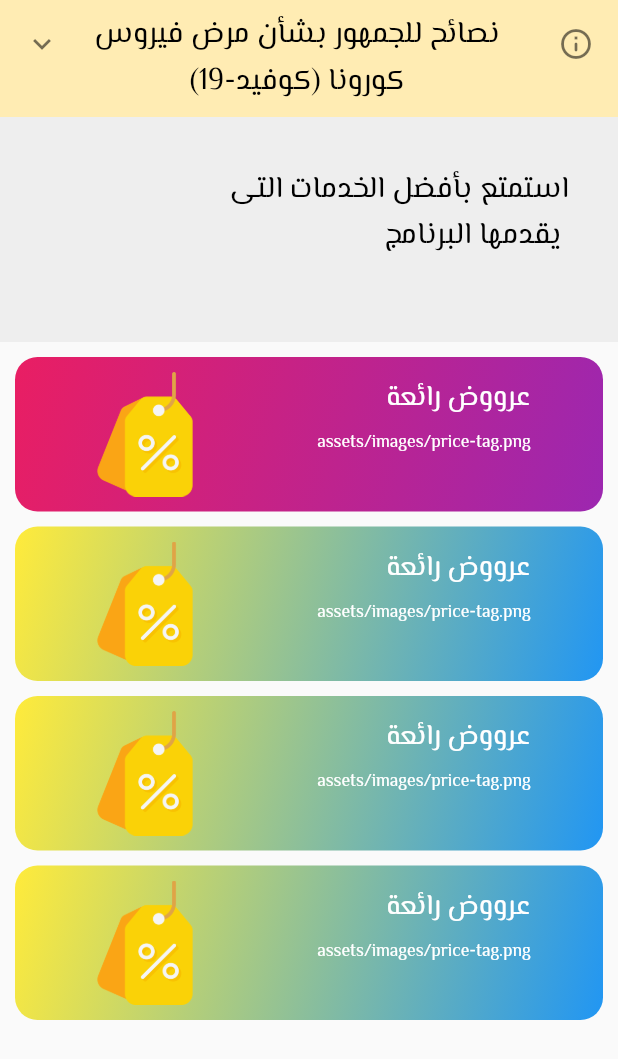
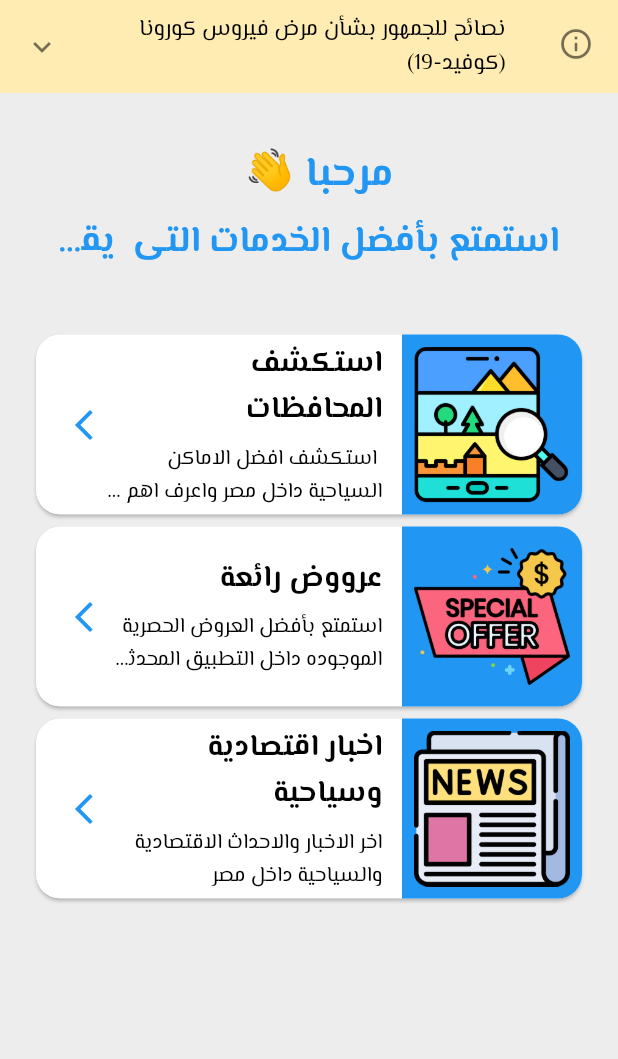
Before and after one commit to ihumzawi/egy_tour_guide, a Flutter app: the MainScreen screen opened directly, on a phone screen of 412 x 824 dp. Shown: the top 1059 px of the screen. Run offline on Flutter 3.47's test engine with Material 2 defaults, Android fonts, the phone set to English and light mode, and no system bars; our stand-ins replace awesome_dialog, cloud_firestore, firebase_auth, firebase_core, firebase_storage, image_cropper and 1 more; accounts and stored records are empty; network calls fail.

Commit message:
save project 1

```diff
--- /dev/null
+++ b/lib/constant/constant.dart
@@ -0,0 +1,6 @@
+import 'package:flutter/material.dart';
+
+class Constant{
+
+  static const  Color bgColor =  Color.fromARGB(255, 237,237,237) ;
+}
--- a/lib/main.dart
+++ b/lib/main.dart
@@ -1,6 +1,7 @@
 import 'package:egy_tour_guide/screens/auth/forget_password.dart';
 import 'package:egy_tour_guide/screens/covermorate/covernorate_guide.dart';
-import 'package:egy_tour_guide/root.dart';
+import 'package:egy_tour_guide/layout.dart';
+import 'package:egy_tour_guide/screens/covermorate/covernorate_screen.dart';
 import 'package:egy_tour_guide/screens/screens.dart';
 import 'package:firebase_auth/firebase_auth.dart';
 import 'package:flutter/material.dart';
@@ -70,6 +71,7 @@ class MyApp extends StatelessWidget {
         HomeScreen.covernorateRoute : (context)=> const HomeScreen(),
         ForgetPassword.forgetPaswword : (context) => ForgetPassword(),
         CovernorateGuide.covernorateRoute : (context) => CovernorateGuide(),
+        CovernorateScreen.covernorateRoute : (context) =>const CovernorateScreen()
       } ,
     );
   }
--- a/lib/screens/auth/forget_password.dart
+++ b/lib/screens/auth/forget_password.dart
@@ -1,7 +1,7 @@
 // ignore_for_file: prefer_typing_uninitialized_variables
 
 import 'package:awesome_dialog/awesome_dialog.dart';
-import 'package:egy_tour_guide/root.dart';
+import 'package:egy_tour_guide/layout.dart';
 import 'package:egy_tour_guide/screens/screens.dart';
 import 'package:firebase_auth/firebase_auth.dart';
 import 'package:flutter/material.dart';
--- a/lib/screens/auth/welcome_screen.dart
+++ b/lib/screens/auth/welcome_screen.dart
@@ -2,7 +2,7 @@
 
 import 'package:awesome_dialog/awesome_dialog.dart';
 import 'package:egy_tour_guide/screens/auth/forget_password.dart';
-import 'package:egy_tour_guide/root.dart';
+import 'package:egy_tour_guide/layout.dart';
 import 'package:egy_tour_guide/screens/screens.dart';
 import 'package:firebase_auth/firebase_auth.dart';
 import 'package:flutter/material.dart';
--- a/lib/screens/covermorate/covernorate_screen.dart
+++ b/lib/screens/covermorate/covernorate_screen.dart
@@ -6,6 +6,7 @@ import 'package:flutter/material.dart';
 import '../../app_data.dart';
 
 class CovernorateScreen extends StatefulWidget {
+  static const covernorateRoute = '/CovernorateScreen';
   const CovernorateScreen({
     Key? key,
   }) : super(key: key);
--- a/lib/screens/home/home_screen.dart
+++ b/lib/screens/home/home_screen.dart
@@ -1,25 +1,72 @@
+import 'package:cloud_firestore/cloud_firestore.dart';
+import 'package:egy_tour_guide/constant/constant.dart';
+import 'package:egy_tour_guide/screens/covermorate/covernorate_screen.dart';
 import 'package:egy_tour_guide/widgets/kExpansionTile.dart';
 import 'package:egy_tour_guide/widgets/my_bullet.dart';
 import 'package:egy_tour_guide/widgets/my_text.dart';
+import 'package:firebase_auth/firebase_auth.dart';
 import 'package:flutter/material.dart';
 import 'package:egy_tour_guide/widgets/main_wedgets/cat_card.dart';
 
 class MainScreen extends StatefulWidget {
-  const MainScreen({Key? key}) : super(key: key);
+
+   MainScreen({Key? key}) : super(key: key);
+String name = '';
+
 
   @override
   _MainScreenState createState() => _MainScreenState();
 }
 
 class _MainScreenState extends State<MainScreen> {
+final _auth = FirebaseAuth.instance;
+  bool _isLoding = false;
+
+  String name = '';
+  String imageUrl = '';
+  bool _isSameUser = false;
+  @override
+  void initState() {
+    super.initState();
+    getUserData();
+  }
+
+  void getUserData() async {
+    _isLoding = true;
+    try {
+      final DocumentSnapshot userDoc = await FirebaseFirestore.instance
+          .collection('users')
+          .doc(_auth.currentUser!.uid)
+          .get();
+      // ignore: unnecessary_null_comparison
+      if (userDoc == null) {
+        return;
+      } else {
+        setState(() {
+          name = userDoc.get('name');
+          imageUrl = userDoc.get('userImageURL');
+
+        });
+        User? user = _auth.currentUser;
+        String _uid = user!.uid;
+      }
+    } catch (err) {
+      print('------------------errer ------------');
+    } finally {
+      setState(() {
+        _isLoding = false ;
+      });
+    }
+  }
   @override
   Widget build(BuildContext context) {
     return Scaffold(
+      backgroundColor: Constant.bgColor,
       body: SingleChildScrollView(
         child: Column(
           children: [
             Container(
-              color: Colors.amber[100],
+              color:  Constant.bgColor,
               child: KExpansionTile(
                 titel: 'نصائح للجمهور بشأن مرض فيروس كورونا (كوفيد-19)',
                 buiiets: [
@@ -46,48 +93,63 @@ class _MainScreenState extends State<MainScreen> {
               ),
             ),
             Container(
-              child: const Padding(
-                padding: EdgeInsets.all(30),
-                child: MyText(
-                  title: 'استمتع بأفضل الخدمات التى \n يقدمها البرنامج ',
-                  textAlign: TextAlign.start,
+              child:  Padding(
+                padding: const EdgeInsets.all(30),
+                child: Column(
+                  children:  [
+                     MyText(
+                      title:   'مرحبا 👋 ${name.toString()} ',
+                      textAlign: TextAlign.start,
+                      fontSize: 27,
+                      color: Colors.blue,
+                        fontWeight: FontWeight.bold,
+                    ),
+                     const MyText(
+                      title: ' استمتع بأفضل الخدمات التى  يقدمها البرنامج ',
+                      textAlign: TextAlign.start,
+                      fontSize: 24,
+                      lines: 1,
+                      color: Colors.blue,
+                        fontWeight: FontWeight.bold,
+                    ),
+                  ],
                 ),
               ),
-              height: 150,
+
               width: double.infinity,
-              decoration: BoxDecoration(
-                color: Colors.grey[200],
+              decoration: const BoxDecoration(
+                color: Constant.bgColor,
               ),
             ),
             const SizedBox(
               height: 5,
             ),
             CatCard(
-              title: 'عرووض رائعة',
-              supTitle: 'assets/images/price-tag.png',
-              photoPath: 'assets/images/price-tag.png',
+              title: 'استكشف المحافظات',
+              supTitle: ' استكشف افضل الاماكن السياحية داخل مصر واعرف اهم الماكن المجاورة لمنطقتك',
+              photoPath: "assets/images/exploration.png",
+              onTap: (){
+ Navigator.of(context)
+                    .pushReplacementNamed(CovernorateScreen.covernorateRoute);
+              },
             ),
             CatCard(
               title: 'عرووض رائعة',
-              supTitle: 'assets/images/price-tag.png',
-              photoPath: 'assets/images/price-tag.png',
+              supTitle: 'استمتع بأفضل العروض الحصرية الموجوده داخل التطبيق المحدثة بشكل دائم',
+              photoPath:  "assets/images/offers.png",
               btomColor: Colors.blue,
               topColor: Colors.yellow,
+               onTap: (){},
             ),
             CatCard(
-              title: 'عرووض رائعة',
-              supTitle: 'assets/images/price-tag.png',
-              photoPath: 'assets/images/price-tag.png',
+              title: 'اخبار اقتصادية وسياحية',
+              supTitle: 'اخر الاخبار والاحداث الاقتصادية والسياحية داخل مصر',
+              photoPath:"assets/images/news.png",
               btomColor: Colors.blue,
               topColor: Colors.yellow,
+               onTap: (){},
             ),
-            CatCard(
-              title: 'عرووض رائعة',
-              supTitle: 'assets/images/price-tag.png',
-              photoPath: 'assets/images/price-tag.png',
-              btomColor: Colors.blue,
-              topColor: Colors.yellow,
-            ),
+
           ],
         ),
       ),
--- a/lib/screens/profile/profile_screen.dart
+++ b/lib/screens/profile/profile_screen.dart
@@ -5,7 +5,6 @@ import 'package:egy_tour_guide/widgets/form_widgets/my_button.dart';
 import 'package:egy_tour_guide/widgets/my_text.dart';
 import 'package:firebase_auth/firebase_auth.dart';
 import 'package:flutter/material.dart';
-
 import '../auth/welcome_screen.dart';
 
 class ProfileScreen extends StatefulWidget {
@@ -17,7 +16,6 @@ class ProfileScreen extends StatefulWidget {
 
 class _ProfileScreenState extends State<ProfileScreen> {
   final _auth = FirebaseAuth.instance;
-
   bool _isLoding = false;
   String email = '';
   String name = '';
@@ -61,6 +59,9 @@ class _ProfileScreenState extends State<ProfileScreen> {
       });
     }
   }
+
+
+  // test
 
   @override
   Widget build(BuildContext context) {
--- a/lib/widgets/kExpansionTile.dart
+++ b/lib/widgets/kExpansionTile.dart
@@ -16,6 +16,8 @@ class KExpansionTile extends StatelessWidget {
       backgroundColor: Colors.amber[100],
       title:  MyText(
         title: titel,
+        fontSize: 15,
+
       ),
       children: buiiets ,
     );
--- a/lib/widgets/main_wedgets/cat_card.dart
+++ b/lib/widgets/main_wedgets/cat_card.dart
@@ -7,55 +7,68 @@ class CatCard extends StatelessWidget {
   final Color topColor;
   final Color btomColor;
   final String photoPath;
-  CatCard({
-    required this.title,
+  final VoidCallback onTap;
+  CatCard(
+      {required this.title,
       required this.photoPath,
       required this.supTitle,
-    this.btomColor  = Colors.purple,
-    this.topColor =   Colors.pink
-
-  });
+      this.btomColor = Colors.purple,
+      this.topColor = Colors.pink,
+      required this.onTap});
   @override
   Widget build(BuildContext context) {
     final size = MediaQuery.of(context).size;
-    return Padding(
-      padding: const EdgeInsets.symmetric(vertical: 5 , horizontal: 10),
-      child: Container(
+    return InkWell(
+      onTap: onTap,
       child: Padding(
-          padding: const EdgeInsets.all(10),
+        padding: const EdgeInsets.symmetric(vertical: 0.0, horizontal: 20.0),
+        child: ClipRRect(
+          borderRadius: BorderRadius.circular(10),
+          child: Card(
+            shape:
+                RoundedRectangleBorder(borderRadius: BorderRadius.circular(16)),
+            color: Colors.white,
             child: Row(
-            mainAxisAlignment: MainAxisAlignment.spaceAround,
-            children: [
-              Column(
+              children: <Widget>[
+                Container(
+                  decoration: const BoxDecoration(
+                      color: Colors.blue,
+                      borderRadius: BorderRadius.only(
+                        bottomRight: Radius.circular(16),
+                        topRight: Radius.circular(16),
+                      )),
+                  width: 120,
+                  height: 120,
+                  child: Padding(
+                    padding: const EdgeInsets.all(8.0),
+                    child: Image.asset(
+                      photoPath,
+                    ),
+                  ),
+                ),
+                const SizedBox(width: 10),
+                Expanded(
+                  child: Column(
+                    mainAxisAlignment: MainAxisAlignment.center,
                     crossAxisAlignment: CrossAxisAlignment.start,
-                children: [
+                    children: <Widget>[
                       MyText(
                         title: title,
-                    color: Colors.white,
-                    fontSize: size.width / 22,
-                    textAlign: TextAlign.right,
+                        fontSize: 20,
+                    fontWeight: FontWeight.bold,
+
                       ),
                       MyText(
                         title: supTitle,
-                    color: Colors.white,
-                    fontSize: size.width / 35,
+                        fontSize: 14,
                       ),
                     ],
                   ),
-              Image.asset(photoPath)
+                ),
+                const Icon(Icons.arrow_forward_ios, color: Colors.blue),
+                const SizedBox(width: 20),
               ],
             ),
-        ),
-        height: size.width / 4,
-        width: size.width * 2,
-        decoration: BoxDecoration(
-          borderRadius: BorderRadius.circular(15),
-          gradient: LinearGradient(
-            begin: Alignment.topLeft,
-            end: Alignment
-                .bottomRight, // 10% of the width, so there are ten blinds.
-            colors: <Color>[topColor, btomColor], // red to yellow
-            tileMode: TileMode.repeated, // repeats the gradient over the canvas
           ),
         ),
       ),
--- a/lib/widgets/my_text.dart
+++ b/lib/widgets/my_text.dart
@@ -6,16 +6,17 @@ class MyText extends StatelessWidget {
   const MyText(
       {Key? key,
       this.title = '',
-      this.fontSize = 20.0,
+      this.fontSize = 17.0,
       this.fontWeight = FontWeight.normal,
       this.color = kBlack,
-      this.textAlign = TextAlign.center})
+      this.textAlign = TextAlign.right, this.lines = 2})
       : super(key: key);
   final TextAlign? textAlign;
   final String title;
   final Color color;
   final double fontSize;
   final FontWeight fontWeight;
+  final int lines ;
 
   @override
   Widget build(BuildContext context) {
@@ -23,6 +24,8 @@ class MyText extends StatelessWidget {
       padding: const EdgeInsets.all(3),
       child: Text(
         title,
+        overflow: TextOverflow.ellipsis,
+        maxLines: lines,
         textAlign: textAlign,
         style:
             TextStyle(fontSize: fontSize, fontWeight: fontWeight, color: color,   fontFamily: 'ElMessiri'),
```
Also changed, not shown: lib/layout.dart (renamed from lib/root.dart, +16 -27 lines), lib/widgets/drawer_widget.dart (added, +39 -0 lines), assets/images/exploration.png (added), assets/images/news.png (added), assets/images/offers.png (added), assets/images/price-tag.png (deleted). Lines whose indentation alone changed are shown as unchanged.
